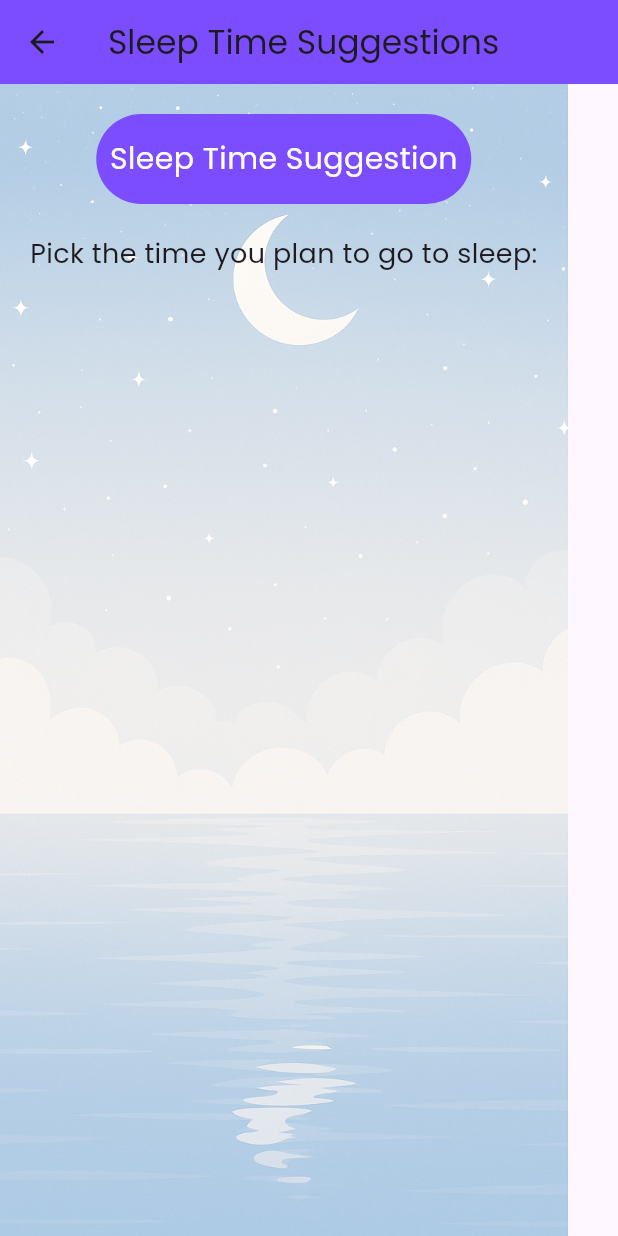
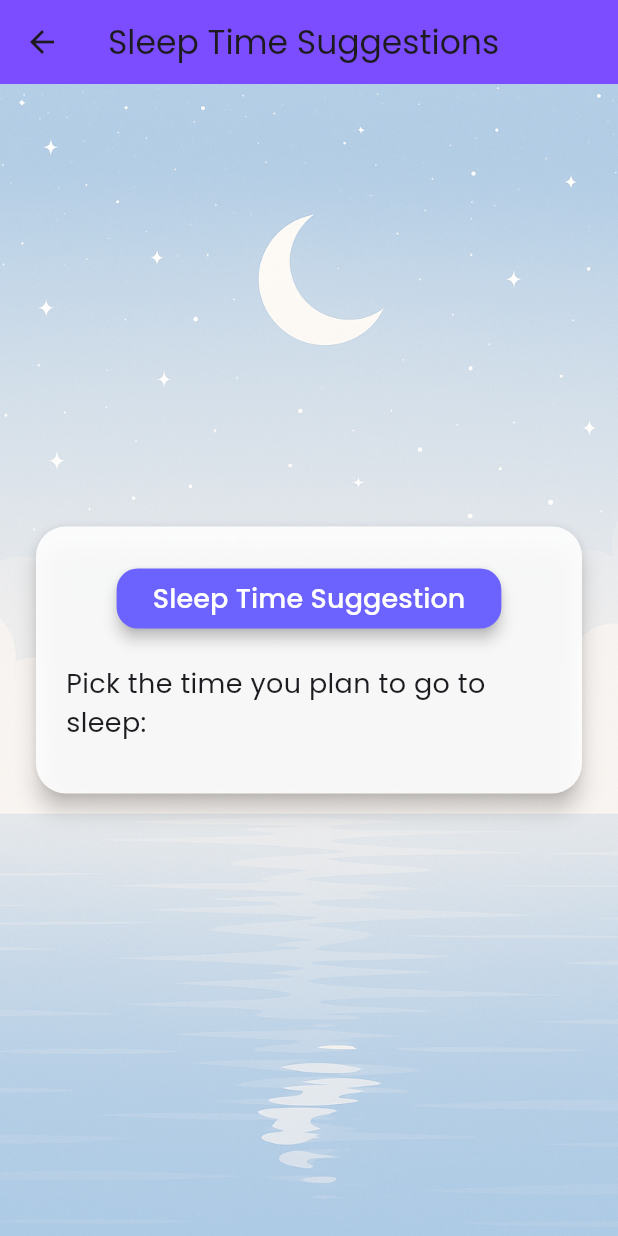
Before and after one commit to evanlee2212/sleep_tracker, a Flutter app: the SleepCycles screen opened directly, on a phone screen of 412 x 824 dp. Run offline on Flutter 3.47's test engine with Material 3 defaults, Android fonts, the phone set to English and light mode, and no system bars; our stand-ins replace audioplayers, awesome_notifications, cloud_firestore, firebase_auth, firebase_core, fl_chart and 4 more; missing offline and left inert: usage_stats; accounts and stored records are empty.

Commit message:
Updated the sleep cycles page

```diff
--- a/lib/Pages/sleep_cycles.dart
+++ b/lib/Pages/sleep_cycles.dart
@@ -43,32 +43,29 @@ class _NewSleepEntryState extends State<SleepCycles> {
     return Scaffold(
       appBar: AppTheme.buildAppBar('Sleep Time Suggestions'),
       body: BackgroundWrapper(
-        child: Padding(
+        child: Center(
+          child: SingleChildScrollView(
             padding: const EdgeInsets.all(20),
             child: Column(
-            crossAxisAlignment: CrossAxisAlignment.center,
+              mainAxisAlignment: MainAxisAlignment.center,
               children: [
-              InkWell(
-                onTap: _pickTime,
-                child: Container(
-                  height: 60,
-                  width: 250,
-                  margin: const EdgeInsets.only(bottom: 20),
-                  decoration: BoxDecoration(
-                    borderRadius: BorderRadius.circular(40),
-                    color: Colors.deepPurpleAccent,
-                  ),
-                  child: const Center(
-                    child: Text(
+                Card(
+                  color: Colors.white.withOpacity(0.9),
+                  shape: RoundedRectangleBorder(borderRadius: BorderRadius.circular(20)),
+                  elevation: 6,
+                  child: Padding(
+                    padding: const EdgeInsets.symmetric(horizontal: 20.0, vertical: 24.0),
+                    child: Column(
+                      children: [
+                        ElevatedButton(
+                          onPressed: _pickTime,
+                          style: AppTheme.elevatedButtonStyle,
+                          child: const Text(
                             'Sleep Time Suggestion',
-                      style: TextStyle(
-                        fontSize: 20,
-                        color: Colors.white,
+                            style: TextStyle(fontSize: 18),
                           ),
                         ),
-                  ),
-                ),
-              ),
+                        const SizedBox(height: 20),
                         const Text(
                           'Pick the time you plan to go to sleep:',
                           style: TextStyle(fontSize: 18),
@@ -90,13 +87,23 @@ class _NewSleepEntryState extends State<SleepCycles> {
                             style: TextStyle(fontSize: 14, fontStyle: FontStyle.italic),
                           ),
                           const SizedBox(height: 10),
-                for (var time in _suggestions)
-                  ListTile(
-                    leading: const Icon(Icons.alarm),
-                    title: Text(time),
+                          ..._suggestions.map((time) => Card(
+                                elevation: 2,
+                                shape: RoundedRectangleBorder(
+                                  borderRadius: BorderRadius.circular(12),
                                 ),
+                                child: ListTile(
+                                  leading: const Icon(Icons.alarm, color: Colors.deepPurpleAccent),
+                                  title: Text(time, style: const TextStyle(fontSize: 16)),
+                                ),
+                              )),
                         ]
                       ],
+                    ),
+                  ),
+                )
+              ],
+            ),
           ),
         ),
       ),
```
Lines whose indentation alone changed are shown as unchanged.
